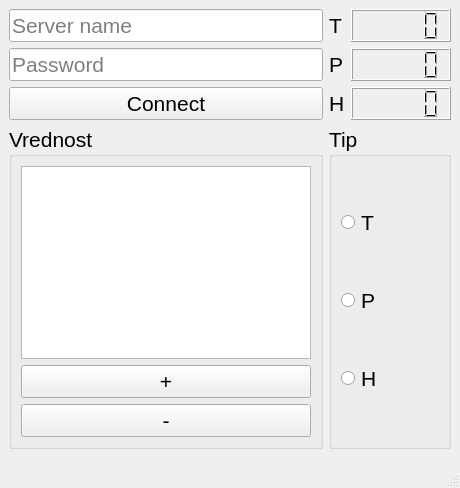
This is DataVisualizerApp/mainwindow.ui in lcubrilo/IoT-Ambience-DataVisualizer as Qt 5 draws it before an edit. The edited form follows.
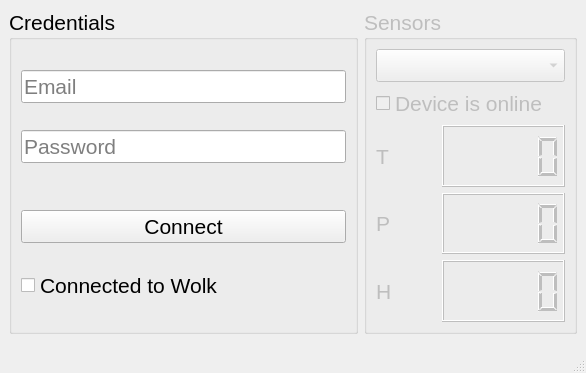
This is the edited form.

Commit message: Login works thru gui

```diff
--- a/DataVisualizerApp/mainwindow.ui
+++ b/DataVisualizerApp/mainwindow.ui
@@ -6,8 +6,8 @@
    <rect>
     <x>0</x>
     <y>0</y>
-    <width>460</width>
-    <height>488</height>
+    <width>586</width>
+    <height>373</height>
    </rect>
   </property>
   <property name="font">
@@ -21,6 +21,10 @@
   <widget class="QWidget" name="centralwidget">
    <layout class="QGridLayout" name="gridLayout">
     <item row="0" column="0">
+     <widget class="QGroupBox" name="credGroup">
+      <property name="title">
+       <string>Credentials</string>
+      </property>
      <layout class="QVBoxLayout" name="verticalLayout">
       <item>
        <widget class="QLineEdit" name="lineEdit">
@@ -31,7 +35,7 @@
          </size>
         </property>
         <property name="placeholderText">
-         <string>Server name</string>
+          <string>Email</string>
         </property>
        </widget>
       </item>
@@ -48,6 +52,19 @@
         </property>
        </widget>
       </item>
+       <item>
+        <spacer name="horizontalSpacer">
+         <property name="orientation">
+          <enum>Qt::Horizontal</enum>
+         </property>
+         <property name="sizeHint" stdset="0">
+          <size>
+           <width>40</width>
+           <height>20</height>
+          </size>
+         </property>
+        </spacer>
+       </item>
       <item>
        <widget class="QPushButton" name="pushButton">
         <property name="text">
@@ -55,32 +72,10 @@
         </property>
        </widget>
       </item>
-     </layout>
-    </item>
-    <item row="3" column="1">
-     <widget class="QGroupBox" name="groupBox">
-      <property name="title">
-       <string>Tip</string>
-      </property>
-      <layout class="QVBoxLayout" name="verticalLayout_3">
        <item>
-        <widget class="QRadioButton" name="radioButton">
+        <widget class="QCheckBox" name="isConnected">
          <property name="text">
-          <string>T</string>
-         </property>
-        </widget>
-       </item>
-       <item>
-        <widget class="QRadioButton" name="radioButton_2">
-         <property name="text">
-          <string>P</string>
-         </property>
-        </widget>
-       </item>
-       <item>
-        <widget class="QRadioButton" name="radioButton_3">
-         <property name="text">
-          <string>H</string>
+          <string>Connected to Wolk</string>
          </property>
         </widget>
        </item>
@@ -88,7 +83,28 @@
      </widget>
     </item>
     <item row="0" column="1">
+     <widget class="QGroupBox" name="sensGroup">
+      <property name="enabled">
+       <bool>false</bool>
+      </property>
+      <property name="title">
+       <string>Sensors</string>
+      </property>
      <layout class="QVBoxLayout" name="verticalLayout_2">
+       <item>
+        <widget class="QComboBox" name="deviceCombo">
+         <property name="placeholderText">
+          <string>Choose a device</string>
+         </property>
+        </widget>
+       </item>
+       <item>
+        <widget class="QCheckBox" name="isOnline">
+         <property name="text">
+          <string>Device is online</string>
+         </property>
+        </widget>
+       </item>
       <item>
        <layout class="QHBoxLayout" name="horizontalLayout">
         <item>
@@ -118,6 +134,11 @@
             <height>16777215</height>
            </size>
           </property>
+           <property name="font">
+            <font>
+             <pointsize>16</pointsize>
+            </font>
+           </property>
          </widget>
         </item>
        </layout>
@@ -189,42 +210,6 @@
        </layout>
       </item>
      </layout>
-    </item>
-    <item row="3" column="0">
-     <widget class="QGroupBox" name="groupBox_2">
-      <property name="title">
-       <string>Vrednost</string>
-      </property>
-      <layout class="QVBoxLayout" name="verticalLayout_4">
-       <item>
-        <widget class="QTextEdit" name="textEdit">
-         <property name="readOnly">
-          <bool>false</bool>
-         </property>
-         <property name="html">
-          <string>&lt;!DOCTYPE HTML PUBLIC &quot;-//W3C//DTD HTML 4.0//EN&quot; &quot;http://www.w3.org/TR/REC-html40/strict.dtd&quot;&gt;
-&lt;html&gt;&lt;head&gt;&lt;meta name=&quot;qrichtext&quot; content=&quot;1&quot; /&gt;&lt;style type=&quot;text/css&quot;&gt;
-p, li { white-space: pre-wrap; }
-&lt;/style&gt;&lt;/head&gt;&lt;body style=&quot; font-family:'MS Shell Dlg 2'; font-size:16pt; font-weight:400; font-style:normal;&quot;&gt;
-&lt;p style=&quot;-qt-paragraph-type:empty; margin-top:0px; margin-bottom:0px; margin-left:0px; margin-right:0px; -qt-block-indent:0; text-indent:0px;&quot;&gt;&lt;br /&gt;&lt;/p&gt;&lt;/body&gt;&lt;/html&gt;</string>
-         </property>
-        </widget>
-       </item>
-       <item>
-        <widget class="QPushButton" name="pushButton_2">
-         <property name="text">
-          <string>+</string>
-         </property>
-        </widget>
-       </item>
-       <item>
-        <widget class="QPushButton" name="pushButton_3">
-         <property name="text">
-          <string>-</string>
-         </property>
-        </widget>
-       </item>
-      </layout>
      </widget>
     </item>
    </layout>
```
Left out of the diff: 6 changed lines with no effect on the pictures. Lines whose indentation alone changed are shown as unchanged. The commit also changes 4 other files.
